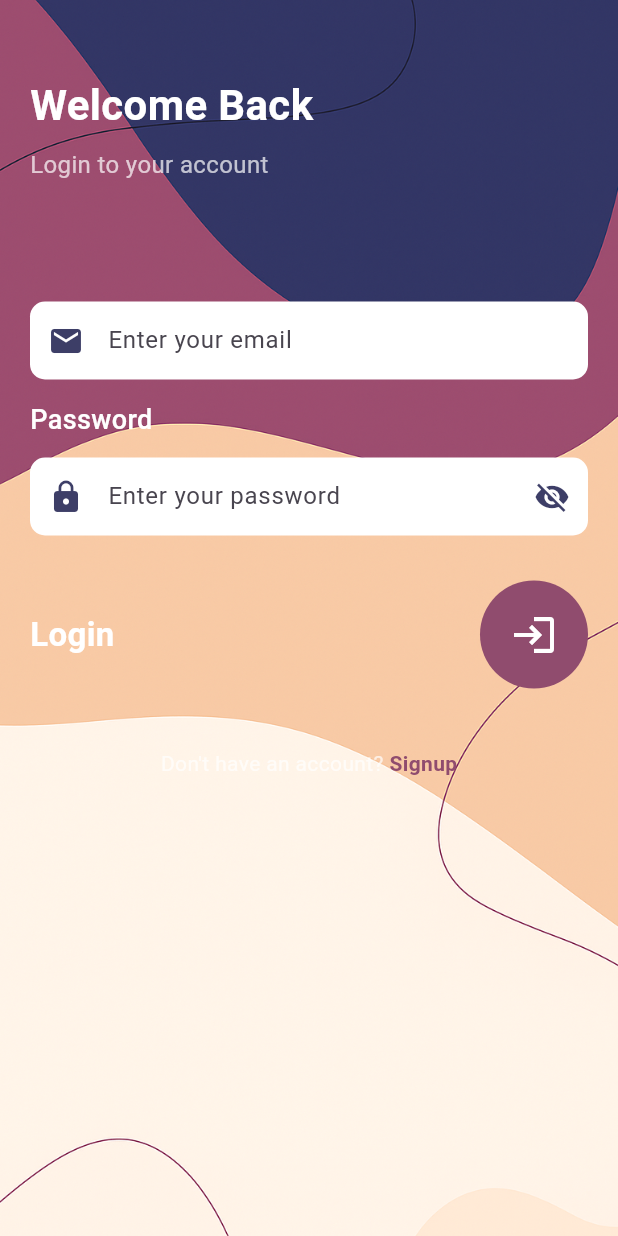
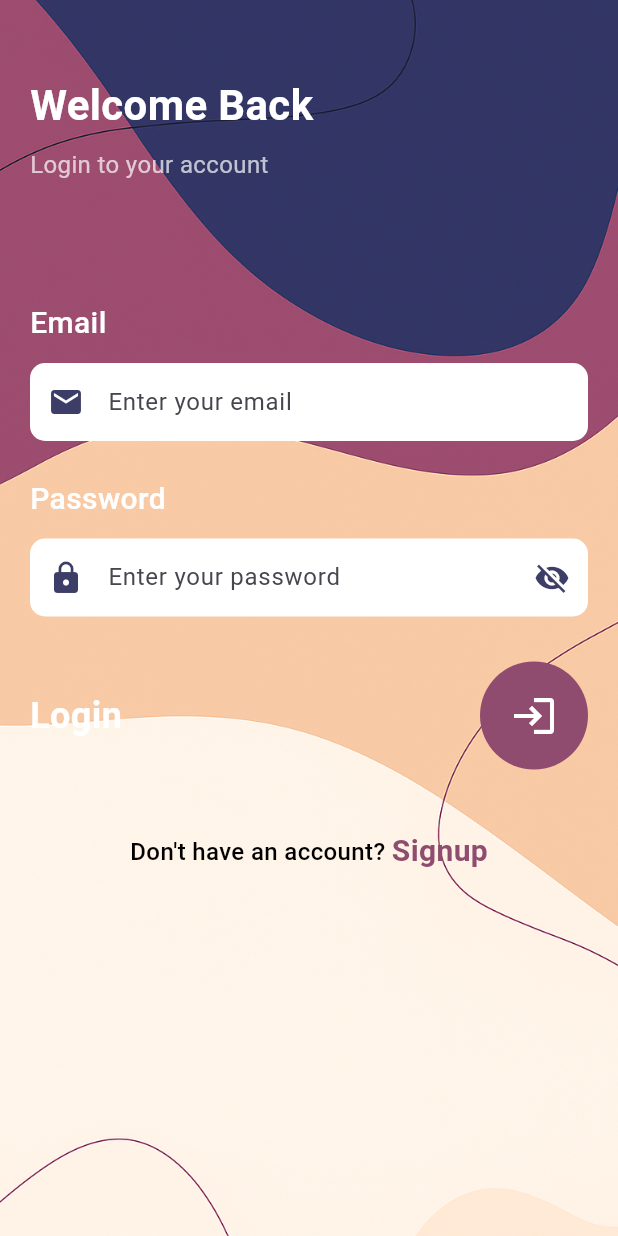
Before and after one commit to PersuasivePost/MAD, a Flutter app: the screen it shows after launch, on a phone screen of 412 x 824 dp. Run offline on Flutter 3.47's test engine with Material 3 defaults, Android fonts, the phone set to English and light mode, and no system bars; our stand-ins replace cloud_firestore, csv, firebase_auth, firebase_core, pdf, shared_preferences; accounts and stored records are empty.

Commit message:
login ui updated

```diff
--- a/expense_tracker/lib/pages/login.dart
+++ b/expense_tracker/lib/pages/login.dart
@@ -91,6 +91,17 @@ class _LoginState extends State<Login> {
                     style: TextStyle(color: Colors.white70, fontSize: 16.0),
                   ),
                   const SizedBox(height: 80.0),
+
+                  // Email label and input
+                  const Text(
+                    "Email",
+                    style: TextStyle(
+                      color: Colors.white,
+                      fontSize: 20.0,
+                      fontWeight: FontWeight.w500,
+                    ),
+                  ),
+                  const SizedBox(height: 12.0),
                   Container(
                     decoration: BoxDecoration(
                       color: Colors.white,
@@ -102,18 +113,24 @@ class _LoginState extends State<Login> {
                       textInputAction: TextInputAction.next,
                       decoration: const InputDecoration(
                         border: InputBorder.none,
-                        prefixIcon: Icon(Icons.email, color: Color(0xff3d3e67)),
+                        prefixIcon: Icon(
+                          Icons.email,
+                          size: 24.0,
+                          color: Color(0xff3d3e67),
+                        ),
                         hintText: 'Enter your email',
+                        hintStyle: TextStyle(fontSize: 16.0),
                         contentPadding: EdgeInsets.symmetric(vertical: 14.0),
                       ),
                     ),
                   ),
-                  const SizedBox(height: 14.0),
+                  const SizedBox(height: 12.0),
+                  const SizedBox(height: 12.0),
                   const Text(
                     'Password',
                     style: TextStyle(
                       color: Colors.white,
-                      fontSize: 18.0,
+                      fontSize: 20.0,
                       fontWeight: FontWeight.w500,
                     ),
                   ),
@@ -132,9 +149,11 @@ class _LoginState extends State<Login> {
                         border: InputBorder.none,
                         prefixIcon: const Icon(
                           Icons.lock,
+                          size: 24.0,
                           color: Color(0xff3d3e67),
                         ),
                         hintText: 'Enter your password',
+                        hintStyle: const TextStyle(fontSize: 16.0),
                         contentPadding: const EdgeInsets.symmetric(
                           vertical: 14.0,
                         ),
@@ -160,7 +179,7 @@ class _LoginState extends State<Login> {
                         'Login',
                         style: TextStyle(
                           color: Colors.white,
-                          fontSize: 22.0,
+                          fontSize: 24.0,
                           fontWeight: FontWeight.bold,
                         ),
                       ),
@@ -188,7 +207,11 @@ class _LoginState extends State<Login> {
                     children: [
                       const Text(
                         'Don\'t have an account? ',
-                        style: TextStyle(color: Colors.white70),
+                        style: TextStyle(
+                          color: Colors.black,
+                          fontSize: 16.0,
+                          fontWeight: FontWeight.w500,
+                        ),
                       ),
                       GestureDetector(
                         onTap: () => Navigator.of(context).pushNamed('/signup'),
@@ -196,6 +219,7 @@ class _LoginState extends State<Login> {
                           'Signup',
                           style: TextStyle(
                             color: Color(0xff904c6e),
+                            fontSize: 20.0,
                             fontWeight: FontWeight.bold,
                           ),
                         ),
```
